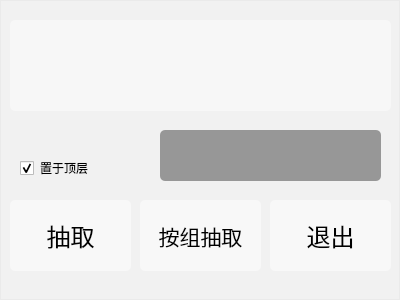
Old version of the form src/mainwindow.ui in the repository starrykiller/agonblick.
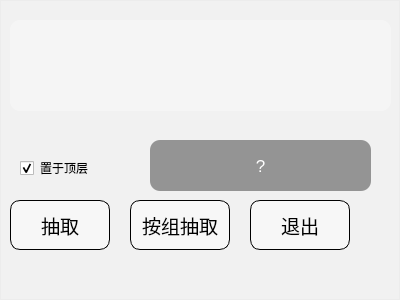
New version of the form. Icons and pictures are not drawn.

Commit message: 修复bug；UI细节更改 [BUG: StatusShow Label不显示]

The edit to the form file:
```diff
--- a/src/mainwindow.ui
+++ b/src/mainwindow.ui
@@ -45,9 +45,27 @@
     </rect>
    </property>
    <property name="styleSheet">
-    <string notr="true">#frame {background: rgba(255, 255, 255, 0.15);}
+    <string notr="true">#frame {background: rgba(255, 255, 255, 0.1);}
+#frame * {border-radius:10px;
+	font-family: &quot;Microsoft YaHei UI&quot;;
+}
+#frame QPushButton {
+border: 1px solid #000;
+background-color: rgba(255, 255, 255, 105);
+font: 14pt &quot;Microsoft YaHei UI Light&quot;;
+}
+#frame QPushButton:hover {
+background-color: rgba(255, 255, 255, 180);
+}
 
-#frame * {border-radius:5px;}</string>
+#frame #statusShow {
+background-color: rgba(55, 55, 55, 0.5);
+color: #FFF;
+}
+
+#frame #statusShow {
+color:#FFF;
+}</string>
    </property>
    <property name="frameShape">
     <enum>QFrame::StyledPanel</enum>
@@ -58,20 +76,21 @@
    <widget class="QPushButton" name="exit">
     <property name="geometry">
      <rect>
-      <x>270</x>
+      <x>250</x>
       <y>200</y>
-      <width>121</width>
-      <height>71</height>
+      <width>100</width>
+      <height>50</height>
      </rect>
     </property>
     <property name="font">
      <font>
-      <family>微软雅黑</family>
-      <pointsize>18</pointsize>
+      <pointsize>14</pointsize>
+      <italic>false</italic>
+      <bold>false</bold>
      </font>
     </property>
     <property name="styleSheet">
-     <string notr="true">background-color: rgba(255, 255, 255, 125);</string>
+     <string notr="true"/>
     </property>
     <property name="text">
      <string>退出</string>
@@ -82,18 +101,19 @@
      <rect>
       <x>10</x>
       <y>200</y>
-      <width>121</width>
-      <height>71</height>
+      <width>100</width>
+      <height>50</height>
      </rect>
     </property>
     <property name="font">
      <font>
-      <family>微软雅黑</family>
-      <pointsize>18</pointsize>
+      <pointsize>14</pointsize>
+      <italic>false</italic>
+      <bold>false</bold>
      </font>
     </property>
     <property name="styleSheet">
-     <string notr="true">background-color: rgba(255, 255, 255, 125);</string>
+     <string notr="true"/>
     </property>
     <property name="text">
      <string>抽取</string>
@@ -102,24 +122,28 @@
    <widget class="QLabel" name="statusShow">
     <property name="geometry">
      <rect>
-      <x>160</x>
-      <y>130</y>
+      <x>150</x>
+      <y>140</y>
       <width>221</width>
       <height>51</height>
      </rect>
     </property>
     <property name="font">
      <font>
-      <family>Comic Sans MS</family>
       <pointsize>13</pointsize>
      </font>
     </property>
+    <property name="autoFillBackground">
+     <bool>false</bool>
+    </property>
     <property name="styleSheet">
-     <string notr="true">background-color: rgba(16, 16, 16, 0.4);
-color: rgb(255, 255, 255);</string>
+     <string notr="true"/>
+    </property>
+    <property name="frameShadow">
+     <enum>QFrame::Plain</enum>
     </property>
     <property name="text">
-     <string/>
+     <string>?</string>
     </property>
     <property name="alignment">
      <set>Qt::AlignCenter</set>
@@ -136,7 +160,7 @@
     </property>
     <property name="styleSheet">
      <string notr="true">#nameShow {
-background-color: rgba(255, 255, 255, 0.4);
+background-color: rgba(255, 255, 255, 0.3);
 border: none;
 }</string>
     </property>
@@ -148,29 +172,30 @@
     </property>
     <property name="html">
      <string>&lt;!DOCTYPE HTML PUBLIC &quot;-//W3C//DTD HTML 4.0//EN&quot; &quot;http://www.w3.org/TR/REC-html40/strict.dtd&quot;&gt;
-&lt;html&gt;&lt;head&gt;&lt;meta name=&quot;qrichtext&quot; content=&quot;1&quot; /&gt;&lt;style type=&quot;text/css&quot;&gt;
+&lt;html&gt;&lt;head&gt;&lt;meta name=&quot;qrichtext&quot; content=&quot;1&quot; /&gt;&lt;meta charset=&quot;utf-8&quot; /&gt;&lt;style type=&quot;text/css&quot;&gt;
 p, li { white-space: pre-wrap; }
-&lt;/style&gt;&lt;/head&gt;&lt;body style=&quot; font-family:'SimSun'; font-size:9pt; font-weight:400; font-style:normal;&quot;&gt;
-&lt;p style=&quot;-qt-paragraph-type:empty; margin-top:0px; margin-bottom:0px; margin-left:0px; margin-right:0px; -qt-block-indent:0; text-indent:0px; font-family:'Microsoft YaHei UI'; font-size:40pt; font-weight:296;&quot;&gt;&lt;br /&gt;&lt;/p&gt;&lt;/body&gt;&lt;/html&gt;</string>
+&lt;/style&gt;&lt;/head&gt;&lt;body style=&quot; font-family:'Microsoft YaHei UI'; font-size:9pt; font-weight:400; font-style:normal;&quot;&gt;
+&lt;p style=&quot;-qt-paragraph-type:empty; margin-top:0px; margin-bottom:0px; margin-left:0px; margin-right:0px; -qt-block-indent:0; text-indent:0px; font-size:40pt; font-weight:296;&quot;&gt;&lt;br /&gt;&lt;/p&gt;&lt;/body&gt;&lt;/html&gt;</string>
     </property>
    </widget>
    <widget class="QPushButton" name="randomByGroup">
     <property name="geometry">
      <rect>
-      <x>140</x>
+      <x>130</x>
       <y>200</y>
-      <width>121</width>
-      <height>71</height>
+      <width>100</width>
+      <height>50</height>
      </rect>
     </property>
     <property name="font">
      <font>
-      <family>微软雅黑</family>
-      <pointsize>16</pointsize>
+      <pointsize>14</pointsize>
+      <italic>false</italic>
+      <bold>false</bold>
      </font>
     </property>
     <property name="styleSheet">
-     <string notr="true">background-color: rgba(255, 255, 255, 125);</string>
+     <string notr="true"/>
     </property>
     <property name="text">
      <string>按组抽取</string>
@@ -187,14 +212,13 @@
     </property>
     <property name="font">
      <font>
-      <family>如风似月行楷</family>
       <pointsize>11</pointsize>
      </font>
     </property>
     <property name="styleSheet">
-     <string notr="true">color: rgba(255, 0, 0, 255);
+     <string notr="true">
 font-family: 如风似月行楷;
-background: rgba(255,255,255,0);</string>
+</string>
     </property>
     <property name="text">
      <string/>
@@ -210,9 +234,7 @@
      </rect>
     </property>
     <property name="font">
-     <font>
-      <family>Microsoft YaHei UI</family>
-     </font>
+     <font/>
     </property>
     <property name="text">
      <string>置于顶层</string>
@@ -224,6 +246,13 @@
      <bool>false</bool>
     </property>
    </widget>
+   <zorder>exit</zorder>
+   <zorder>random</zorder>
+   <zorder>nameShow</zorder>
+   <zorder>randomByGroup</zorder>
+   <zorder>infoShow</zorder>
+   <zorder>stayOnTop</zorder>
+   <zorder>statusShow</zorder>
   </widget>
  </widget>
  <resources>
```
The commit also changes 6 other files.
